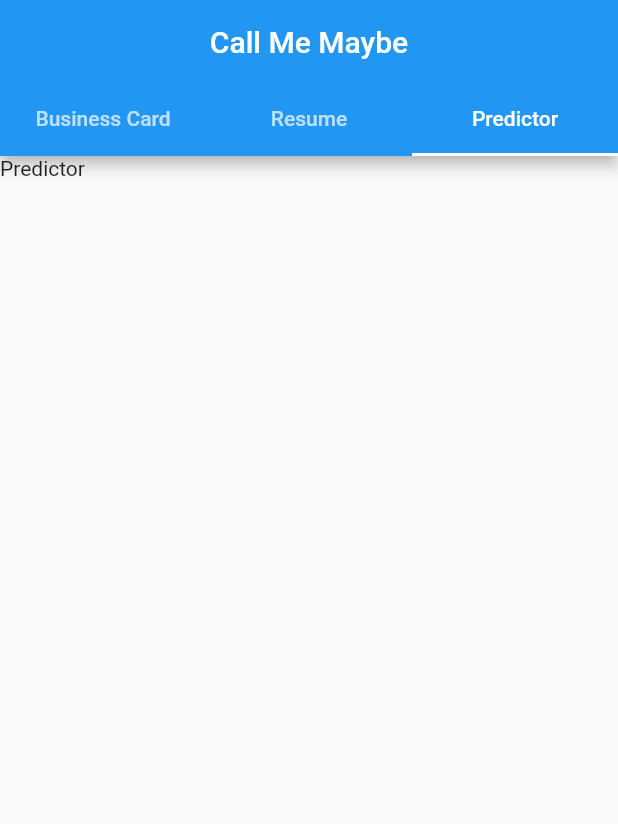
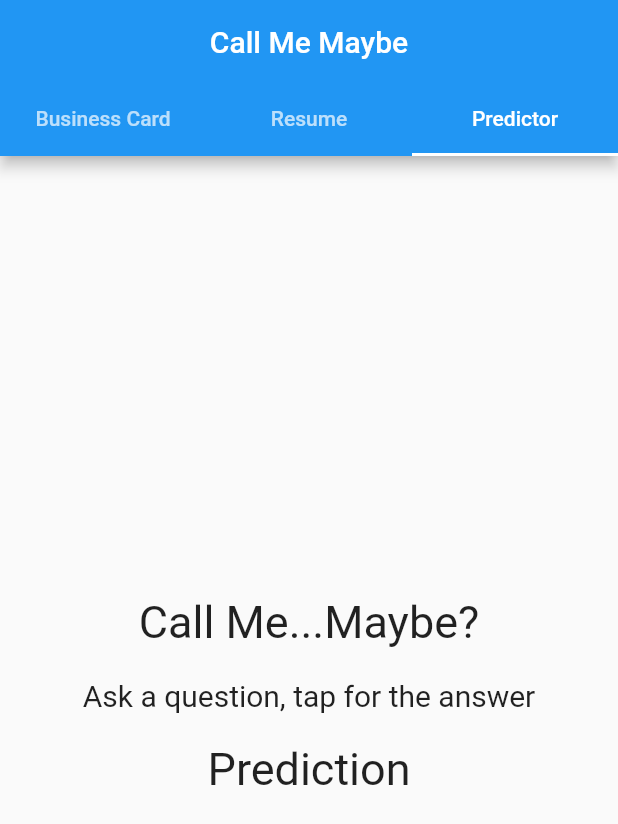
Before and after one commit to ahuynh0730/CS492, a Flutter app: the screen it shows after launch, tab 3 chosen, on a phone screen of 412 x 824 dp. Shown: the top 824 px of the screen. Run offline on Flutter 3.47's test engine with Material 2 defaults, Android fonts, the phone set to English and light mode, and no system bars.

Commit message:
Update predictorScreen.dart
Prediction screen finished

```diff
--- a/call_me_maybe/lib/screens/predictorScreen.dart
+++ b/call_me_maybe/lib/screens/predictorScreen.dart
@@ -1,11 +1,60 @@
+import 'dart:math';
+
 import 'package:flutter/material.dart';
 
-class PredictorScreen extends StatelessWidget {
+class PredictorScreen extends StatefulWidget {
+  @override
+  _PredictorScreenState createState() => _PredictorScreenState();
+}
+
+class _PredictorScreenState extends State<PredictorScreen> {
+
+  String predictorText ='Prediction';
+  Random random = Random();
 
   @override
   Widget build(BuildContext context) {
-    return Container(
-      child: Text('Predictor')
+    return Column(
+      mainAxisAlignment: MainAxisAlignment.center,
+      children: <Widget> [
+        Text('Call Me...Maybe?', style: TextStyle(fontSize: 30)),
+        Padding(
+          padding: EdgeInsets.all(20),
+          child: GestureDetector(
+            onTap: () { setState ( () {predictorText = getPredictionString(random.nextInt(10));}); },
+            child: Text('Ask a question, tap for the answer', style: TextStyle(fontSize: 20),),
+          ),
+        ),
+        Text('$predictorText', style: TextStyle(fontSize: 30)),
+      ],
     );
   }
+
+  String getPredictionString(int randomNumber){
+    switch (randomNumber){
+      case 0:
+        return 'As I see it, yes.';
+      case 1:
+        return 'Ask again later.';
+      case 2:
+        return 'Better not tell you now.';
+      case 3:
+        return 'Cannot predict now.';
+      case 4:
+        return 'Concentrate and ask again.';
+      case 5:
+        return 'Don\'t count on it.';
+      case 6:
+        return 'It is certain.';
+      case 7:
+        return 'It is decidedly so.';
+      case 8:
+        return 'Most likely.';
+      case 9:
+        return 'My reply is no.';
+      default:
+        return 'Absolutely not.';
+
+    }
+  }
 }
```
